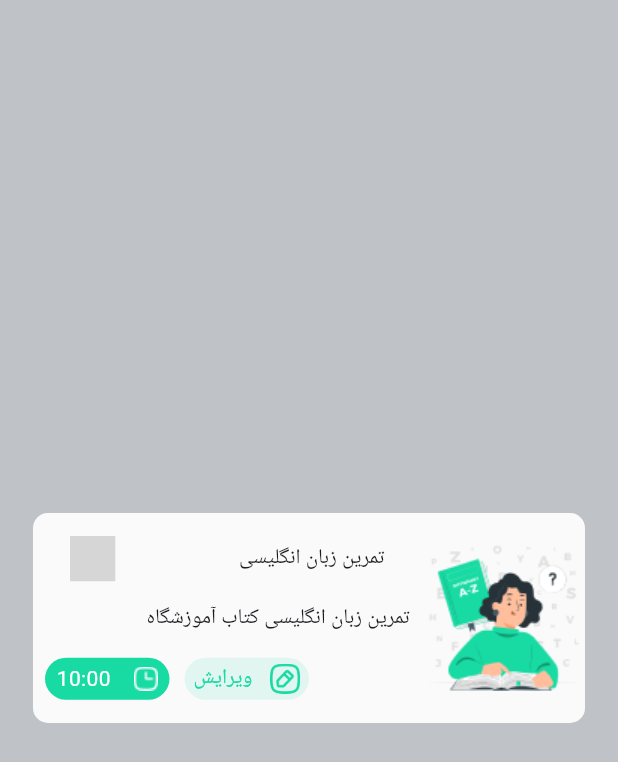
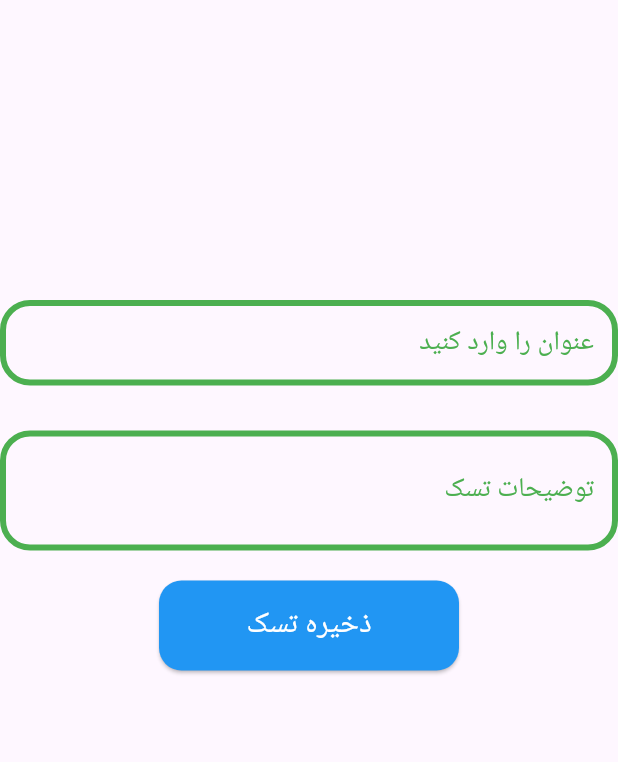
Before and after one commit to mahdiramezanii/Taskcut, a Flutter app: the screen it shows after launch, on a phone screen of 412 x 824 dp. Shown: the top 762 px of the screen. Run offline on Flutter 3.47's test engine with Material 3 defaults, Android fonts, the phone set to English and light mode, and no system bars; our stand-ins replace hive_flutter; missing offline and left inert: dart:ffi, msh_checkbox; accounts and stored records are empty; grey boxes are pictures that could not be loaded.

Commit message:
add files: task.dart model and adptor task -> task.g.dart and complate screan addTaskScrean

```diff
--- a/lib/main.dart
+++ b/lib/main.dart
@@ -1,7 +1,9 @@
 import 'package:flutter/material.dart';
 import 'package:hive_flutter/hive_flutter.dart';
 import 'package:taskut_application/information.dart';
+import 'package:taskut_application/screan/add_task_screan.dart';
 import 'package:taskut_application/screan/home_screan.dart';
+import 'package:taskut_application/task.dart';
 
 
 void main() async {
@@ -9,6 +11,8 @@
   await Hive.openBox("names");
   Hive.registerAdapter(InformationAdapter());
   await Hive.openBox<Information>("info");
+  Hive.registerAdapter(TaskAdapter());
+  await Hive.openBox<Task>("task");
   runApp(Application());
 }
 
@@ -17,7 +21,7 @@
   Widget build(BuildContext context) {
     return MaterialApp(
       debugShowCheckedModeBanner: false,
-      home: HomeApp(),
+      home: AddTaskScrean(),
     );
   }
 }
--- /dev/null
+++ b/lib/screan/add_task_screan.dart
@@ -0,0 +1,119 @@
+import "package:flutter/cupertino.dart";
+import "package:flutter/material.dart";
+import "package:hive_flutter/hive_flutter.dart";
+import "package:taskut_application/task.dart";
+
+class AddTaskScrean extends StatefulWidget {
+  @override
+  State<AddTaskScrean> createState() => _AddTaskScreanState();
+}
+
+class _AddTaskScreanState extends State<AddTaskScrean> {
+  var tsakBox = Hive.box<Task>("task");
+  FocusNode negahban1 = FocusNode();
+  FocusNode negahban2 = FocusNode();
+
+  TextEditingController textController = TextEditingController();
+  TextEditingController subTextController = TextEditingController();
+
+  @override
+  void initState() {
+    negahban1.addListener(() {
+      setState(() {});
+    });
+    negahban2.addListener(() {
+      setState(() {});
+    });
+    super.initState();
+  }
+
+  @override
+  Widget build(BuildContext context) {
+    return Scaffold(
+      body: Column(
+        children: [
+          SizedBox(
+            height: 200,
+          ),
+          Directionality(
+            textDirection: TextDirection.rtl,
+            child: TextField(
+              controller: textController,
+              maxLines: 1,
+              focusNode: negahban1,
+              decoration: InputDecoration(
+                hintText: "عنوان تسک را وارد کنید",
+                label: Text("عنوان را وارد کنید"),
+                labelStyle: TextStyle(
+                    color: Colors.green,
+                    fontSize: 18,
+                    fontWeight: FontWeight.w400),
+                focusedBorder: OutlineInputBorder(
+                  borderRadius: BorderRadius.circular(20),
+                  borderSide: BorderSide(width: 2, color: Colors.red),
+                ),
+                enabledBorder: OutlineInputBorder(
+                  borderRadius: BorderRadius.circular(20),
+                  borderSide: BorderSide(width: 4, color: Colors.green),
+                ),
+              ),
+            ),
+          ),
+          SizedBox(
+            height: 30,
+          ),
+          Directionality(
+            textDirection: TextDirection.rtl,
+            child: TextField(
+              controller: subTextController,
+              maxLines: 2,
+              focusNode: negahban1,
+              decoration: InputDecoration(
+                hintText: "توضیحات تسک را وارد کنید",
+                label: Text("توضیحات تسک"),
+                labelStyle: TextStyle(
+                    color: Colors.green,
+                    fontSize: 18,
+                    fontWeight: FontWeight.w400),
+                focusedBorder: OutlineInputBorder(
+                  borderRadius: BorderRadius.circular(20),
+                  borderSide: BorderSide(width: 2, color: Colors.red),
+                ),
+                enabledBorder: OutlineInputBorder(
+                  borderRadius: BorderRadius.circular(20),
+                  borderSide: BorderSide(width: 4, color: Colors.green),
+                ),
+              ),
+            ),
+          ),
+          SizedBox(
+            height: 20,
+          ),
+          ElevatedButton(
+            style: ElevatedButton.styleFrom(
+              backgroundColor: Colors.blue,
+              minimumSize: Size(200, 60),
+              maximumSize: Size(300, 60),
+              shape: RoundedRectangleBorder(
+                  borderRadius: BorderRadius.circular(15)),
+            ),
+            onPressed: () {
+              var task = Task(
+                  title: textController.text.toString(),
+                  subTitle: subTextController.text);
+              tsakBox.add(
+                Task(title: task.title, subTitle: task.subTitle),
+              );
+
+              print(tsakBox.values.first.title);
+            },
+            child: Text(
+              "ذخیره تسک",
+              style: TextStyle(color: Colors.white, fontSize: 20),
+            ),
+          )
+        ],
+      ),
+    );
+  }
+}
--- /dev/null
+++ b/lib/task.dart
@@ -0,0 +1,19 @@
+
+
+import 'package:hive_flutter/hive_flutter.dart';
+
+part 'task.g.dart';
+
+@HiveType(typeId: 2)
+class Task{
+
+  Task({
+    required this.title,
+    required this.subTitle,
+
+  });
+  @HiveField(0)
+  String title;
+  @HiveField(1)
+  String subTitle;
+}
```
Also changed, not shown: lib/task.g.dart (added).
